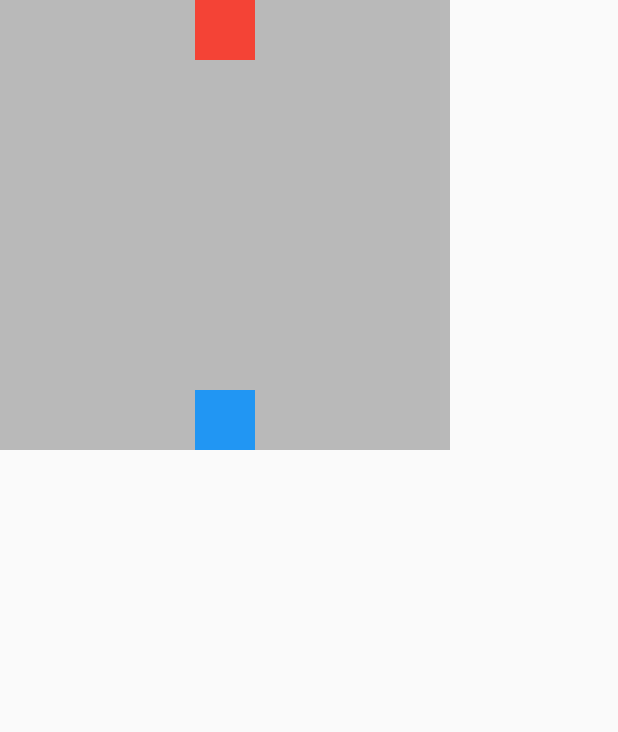
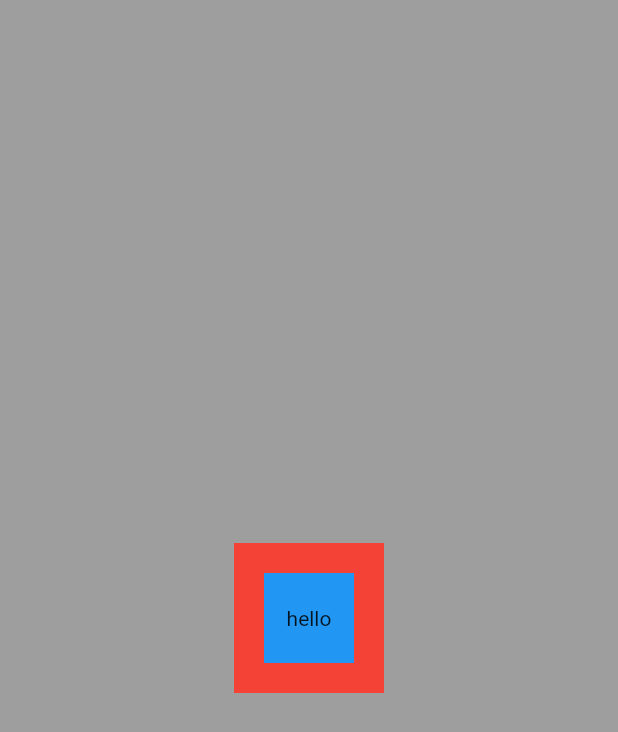
Before and after one commit to AntVill77/pruebaflutter, a Flutter app: the screen it shows after launch, on a phone screen of 412 x 824 dp. Shown: the top 732 px of the screen. Run offline on Flutter 3.47's test engine with Material 2 defaults, Android fonts, the phone set to English and light mode, and no system bars.

Commit message:
pruebas stack

```diff
--- a/flutter_pueba1/lib/pages/home_page.dart
+++ b/flutter_pueba1/lib/pages/home_page.dart
@@ -1,34 +1,32 @@
 import 'package:flutter/material.dart';
+import 'package:flutter/cupertino.dart';
 
 class HomePage extends StatelessWidget {
   @override
   Widget build(BuildContext context) {
     return Scaffold(
-      body: SafeArea(
-        top: false,
-        child: Container(
-          color: Colors.black26,
-          width: 300,
-          height: 300,
-          child: Column(
-              mainAxisAlignment: MainAxisAlignment.spaceBetween,
-              crossAxisAlignment: CrossAxisAlignment.center,
-              children: [
-                SafeArea(
-                  child: Container(
-                    width: 40,
-                    height: 40,
-                    color: Colors.red,
-                  ),
-                ),
-                Container(
-                  width: 40,
-                  height: 40,
-                  color: Colors.blue,
-                )
-              ]),
-        ),
+        body: Container(
+      width: double.infinity,
+      height: double.infinity,
+      color: Colors.grey,
+      child: Stack(
+        alignment: Alignment.center,
+        children: [
+          Container(
+            width: 100,
+            height: 100,
+            color: Colors.red,
+          ),
+          Container(
+            width: 60,
+            height: 60,
+            color: Colors.blue,
+          ),
+          Text(
+            "hello",
+          ),
+        ],
       ),
-    );
+    ));
   }
 }
--- a/flutter_pueba1/pubspec.yaml
+++ b/flutter_pueba1/pubspec.yaml
@@ -18,7 +18,7 @@ publish_to: 'none' # Remove this line if you wish to publish to pub.dev
 version: 1.0.0+1
 
 environment:
-  sdk: ">=2.11.0 <3.0.0"
+  sdk: ">=2.12.0 <3.0.0"
 
 # Dependencies specify other packages that your package needs in order to work.
 # To automatically upgrade your package dependencies to the latest versions
```
